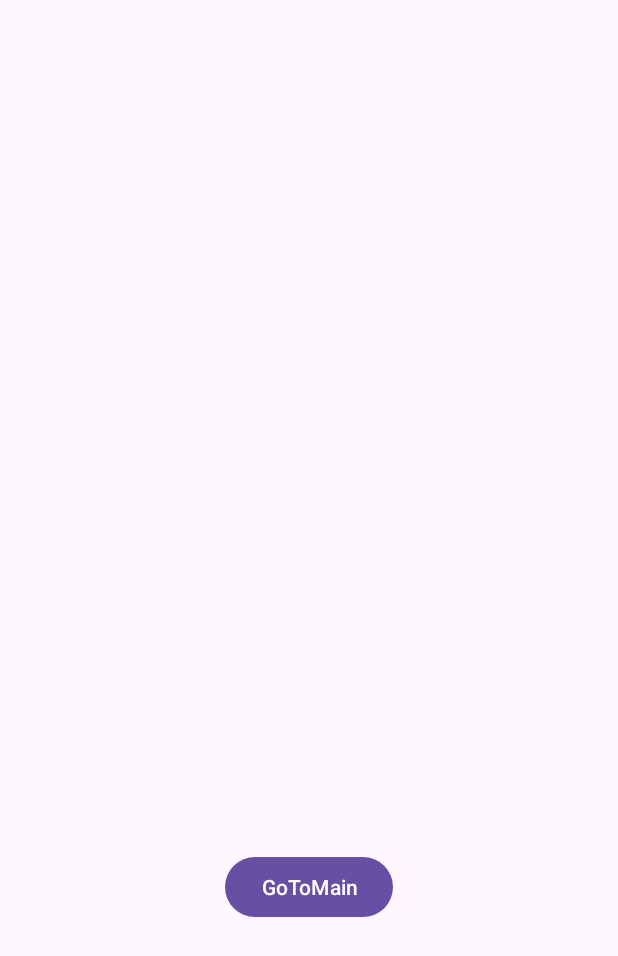
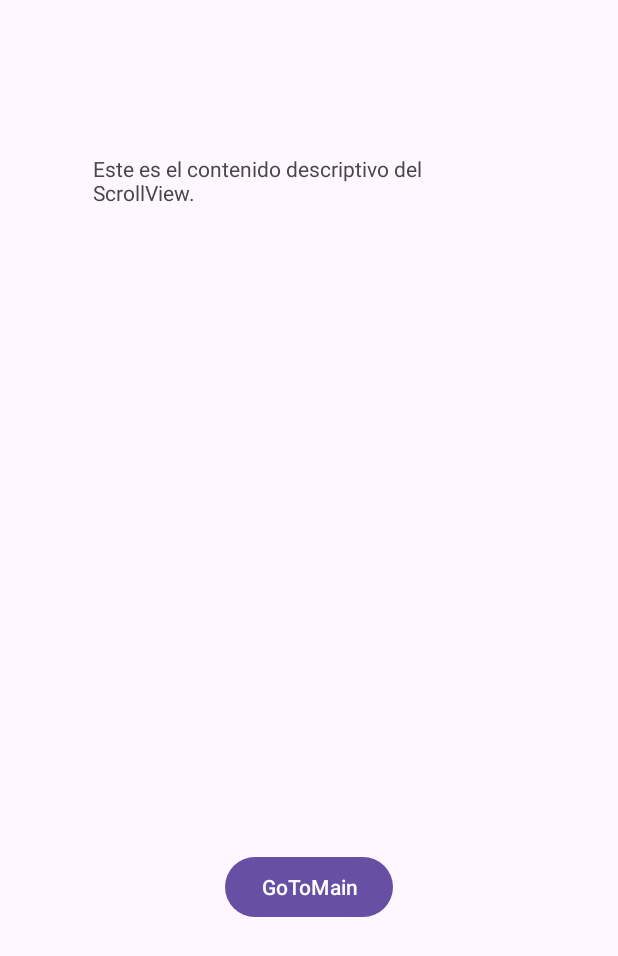
Before and after one commit to Chettyninho/HouseWork, an Android app: the show screen opened directly, with no data from a screen before it, on a phone screen of 412 x 824 dp. Shown: the top 956 px of the screen. Run offline under Robolectric (Android 15) with nearby library versions, the phone set to English and light mode, and no system bars.

Commit message:
Ejecuto git add . y no se añaden, se modifica el codigo cada vez que intento ejecutarlo(vuelven a aparecer cosas que habia borado) pero si sale bien tenemos NUEVO LOGO

```diff
--- a/app/src/main/res/layout/activity_show.xml
+++ b/app/src/main/res/layout/activity_show.xml
@@ -18,9 +18,11 @@
         app:layout_constraintStart_toStartOf="@+id/guideline16"
         app:layout_constraintTop_toBottomOf="@+id/scrollView" />
 
+
     <ScrollView
         android:id="@+id/scrollView"
         android:layout_width="0dp"
+        android:autofillHints="creditCardExpirationDate"
         android:layout_height="0dp"
         app:layout_constraintBottom_toTopOf="@+id/guideline12"
         app:layout_constraintEnd_toStartOf="@+id/guideline15"
@@ -33,8 +35,21 @@
             android:id="@+id/fillContent"
             android:layout_width="match_parent"
             android:layout_height="wrap_content"
-            android:orientation="vertical"></LinearLayout>
+            android:orientation="vertical">
+
+            <!-- Agrega contenido descriptivo dentro del ScrollView -->
+            <TextView
+                android:layout_width="wrap_content"
+                android:layout_height="wrap_content"
+                android:text="Este es el contenido descriptivo del ScrollView."
+                android:contentDescription="Este ScrollView contiene información importante." />
+
+            <!-- Agrega otros elementos dentro del ScrollView con descripciones relevantes -->
+
+        </LinearLayout>
     </ScrollView>
+
+
 
     <androidx.constraintlayout.widget.Guideline
         android:id="@+id/guideline12"
--- a/app/src/main/res/layout/activity_splash_screen.xml
+++ b/app/src/main/res/layout/activity_splash_screen.xml
@@ -4,7 +4,7 @@
     xmlns:tools="http://schemas.android.com/tools"
     android:layout_width="match_parent"
     android:layout_height="match_parent"
-    tools:context=".SpalshScreen">
+    tools:context=".SplashScreen">
 
 
     <View
@@ -36,7 +36,7 @@
         android:id="@+id/bota"
         android:layout_width="227dp"
         android:layout_height="289dp"
-        android:src="@drawable/huella_de_zapato"
+        android:src="@drawable/logoescobarecogedor"
         app:layout_constraintBottom_toTopOf="@id/constrainHorizontal2"
         app:layout_constraintEnd_toEndOf="@id/constrainVertical2"
         app:layout_constraintStart_toStartOf="@id/constrainVertical1"
--- a/app/src/main/res/values/colors.xml
+++ b/app/src/main/res/values/colors.xml
@@ -5,5 +5,7 @@
     <color name="celadon">#A1CCA5</color>
     <color name="cambridge__blue">#709775</color>
     <color name="Eerieblack">#111D13</color>
-
+    <color name="FrenchGrey">#A9AFB3</color>
+    <color name="Grey">#787C7E</color>
+    <color name="TigerEye">#B46C06</color>
 </resources>
--- a/app/src/main/res/values/strings.xml
+++ b/app/src/main/res/values/strings.xml
@@ -1,3 +1,3 @@
 <resources>
-    <string name="app_name">My Application AndStudio</string>
+    <string name="app_name">HouseWork</string>
 </resources>
```
Also changed, not shown: app/src/main/res/drawable/gradiente.xml (+4 -12 lines), app/src/main/res/drawable/logoescobarecogedor.xml (added, +9 -0 lines), app/src/main/res/layout/activity_crear_casa.xml (+5 -4 lines), app/src/main/res/layout/activity_update.xml (+4 -4 lines).
